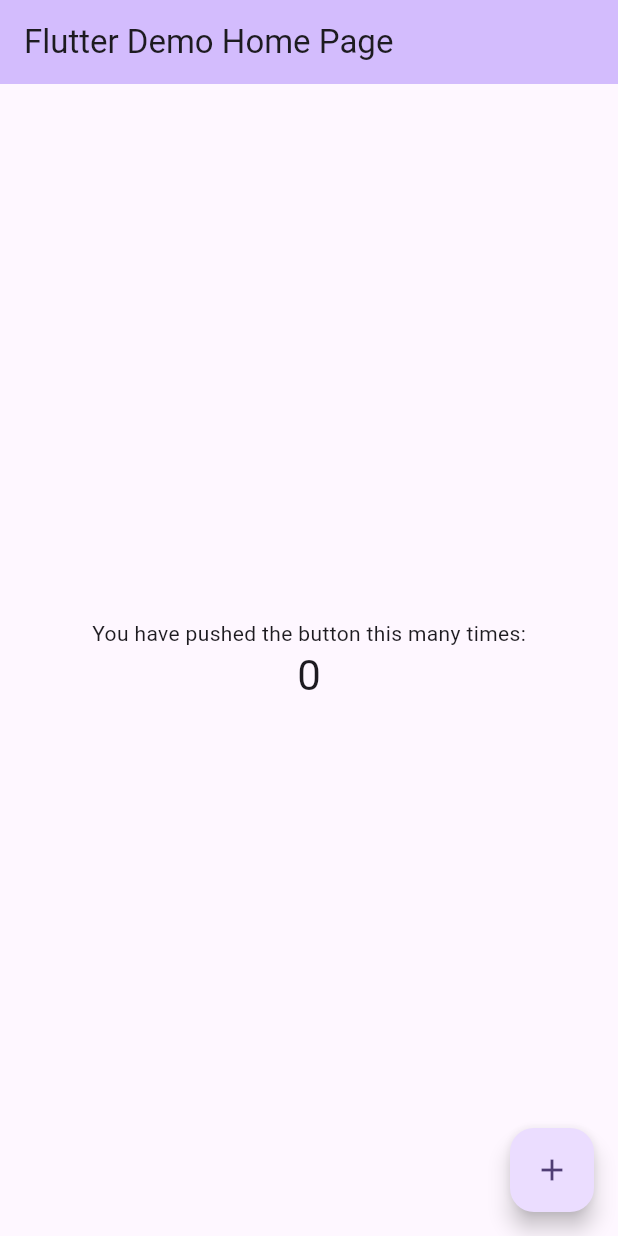
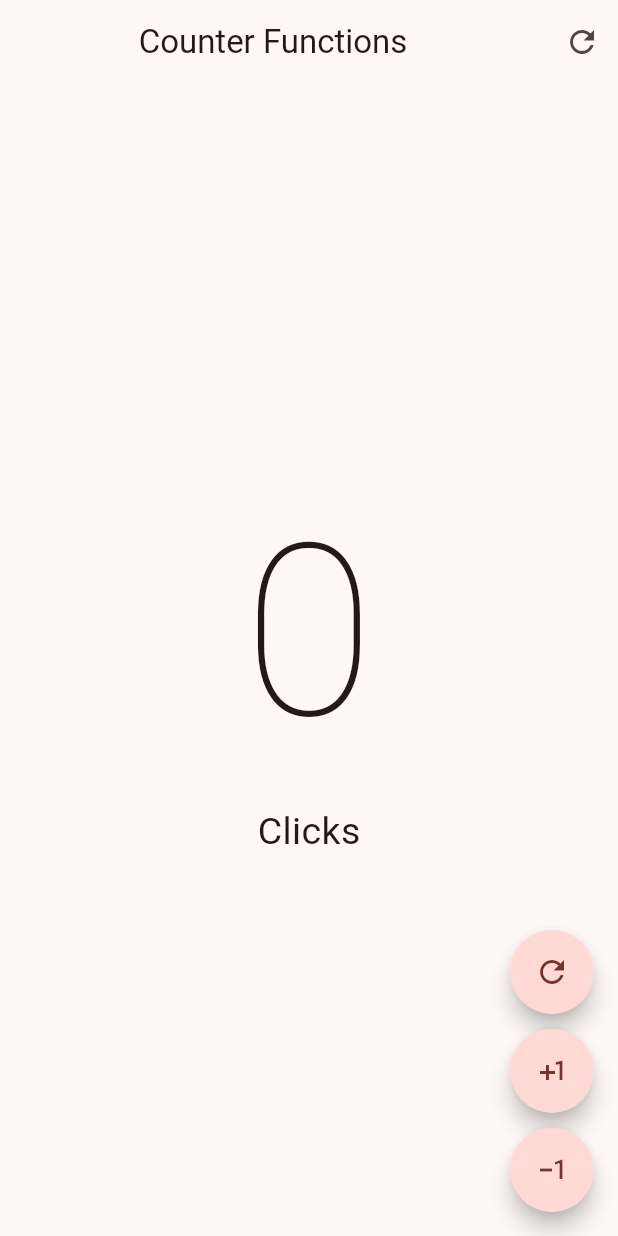
Before and after one commit to PePeWee07/Projects_Flutter, a Flutter app: the screen it shows after launch, on a phone screen of 412 x 824 dp. Run offline on Flutter 3.47's test engine with Material 3 defaults, Android fonts, the phone set to English and light mode, and no system bars; our stand-ins replace animate_do, dio, video_player.

Commit message:
counter + hello world

```diff
--- a/Projects_Flutter/hello_wolrd_app_2/lib/main.dart
+++ b/Projects_Flutter/hello_wolrd_app_2/lib/main.dart
@@ -1,125 +1,23 @@
 import 'package:flutter/material.dart';
+import 'package:hello_wolrd_app_2/src/screens/counters/counter_functions_screen.dart';
+// import 'package:hello_wolrd_app_2/src/screens/counters/counter_screen.dart';
 
-void main() {
-  runApp(const MyApp());
+void main(){
+  runApp( const MyApp());
 }
 
-class MyApp extends StatelessWidget {
-  const MyApp({super.key});
+class MyApp extends StatelessWidget{
+   const MyApp({super.key});
 
-  // This widget is the root of your application.
   @override
   Widget build(BuildContext context) {
-    return MaterialApp(
-      title: 'Flutter Demo',
+    return  MaterialApp(
+      // home: Center(child: Text('Hello World', textDirection: TextDirection.rtl))
+      debugShowCheckedModeBanner: false,
+      home: const CounterFuntionsScreen(),
       theme: ThemeData(
-        // This is the theme of your application.
-        //
-        // TRY THIS: Try running your application with "flutter run". You'll see
-        // the application has a purple toolbar. Then, without quitting the app,
-        // try changing the seedColor in the colorScheme below to Colors.green
-        // and then invoke "hot reload" (save your changes or press the "hot
-        // reload" button in a Flutter-supported IDE, or press "r" if you used
-        // the command line to start the app).
-        //
-        // Notice that the counter didn't reset back to zero; the application
-        // state is not lost during the reload. To reset the state, use hot
-        // restart instead.
-        //
-        // This works for code too, not just values: Most code changes can be
-        // tested with just a hot reload.
-        colorScheme: ColorScheme.fromSeed(seedColor: Colors.deepPurple),
-        useMaterial3: true,
+        colorSchemeSeed: Colors.red,
       ),
-      home: const MyHomePage(title: 'Flutter Demo Home Page'),
     );
   }
 }
-
-class MyHomePage extends StatefulWidget {
-  const MyHomePage({super.key, required this.title});
-
-  // This widget is the home page of your application. It is stateful, meaning
-  // that it has a State object (defined below) that contains fields that affect
-  // how it looks.
-
-  // This class is the configuration for the state. It holds the values (in this
-  // case the title) provided by the parent (in this case the App widget) and
-  // used by the build method of the State. Fields in a Widget subclass are
-  // always marked "final".
-
-  final String title;
-
-  @override
-  State<MyHomePage> createState() => _MyHomePageState();
-}
-
-class _MyHomePageState extends State<MyHomePage> {
-  int _counter = 0;
-
-  void _incrementCounter() {
-    setState(() {
-      // This call to setState tells the Flutter framework that something has
-      // changed in this State, which causes it to rerun the build method below
-      // so that the display can reflect the updated values. If we changed
-      // _counter without calling setState(), then the build method would not be
-      // called again, and so nothing would appear to happen.
-      _counter++;
-    });
-  }
-
-  @override
-  Widget build(BuildContext context) {
-    // This method is rerun every time setState is called, for instance as done
-    // by the _incrementCounter method above.
-    //
-    // The Flutter framework has been optimized to make rerunning build methods
-    // fast, so that you can just rebuild anything that needs updating rather
-    // than having to individually change instances of widgets.
-    return Scaffold(
-      appBar: AppBar(
-        // TRY THIS: Try changing the color here to a specific color (to
-        // Colors.amber, perhaps?) and trigger a hot reload to see the AppBar
-        // change color while the other colors stay the same.
-        backgroundColor: Theme.of(context).colorScheme.inversePrimary,
-        // Here we take the value from the MyHomePage object that was created by
-        // the App.build method, and use it to set our appbar title.
-        title: Text(widget.title),
-      ),
-      body: Center(
-        // Center is a layout widget. It takes a single child and positions it
-        // in the middle of the parent.
-        child: Column(
-          // Column is also a layout widget. It takes a list of children and
-          // arranges them vertically. By default, it sizes itself to fit its
-          // children horizontally, and tries to be as tall as its parent.
-          //
-          // Column has various properties to control how it sizes itself and
-          // how it positions its children. Here we use mainAxisAlignment to
-          // center the children vertically; the main axis here is the vertical
-          // axis because Columns are vertical (the cross axis would be
-          // horizontal).
-          //
-          // TRY THIS: Invoke "debug painting" (choose the "Toggle Debug Paint"
-          // action in the IDE, or press "p" in the console), to see the
-          // wireframe for each widget.
-          mainAxisAlignment: MainAxisAlignment.center,
-          children: <Widget>[
-            const Text(
-              'You have pushed the button this many times:',
-            ),
-            Text(
-              '$_counter',
-              style: Theme.of(context).textTheme.headlineMedium,
-            ),
-          ],
-        ),
-      ),
-      floatingActionButton: FloatingActionButton(
-        onPressed: _incrementCounter,
-        tooltip: 'Increment',
-        child: const Icon(Icons.add),
-      ), // This trailing comma makes auto-formatting nicer for build methods.
-    );
-  }
-}
--- /dev/null
+++ b/Projects_Flutter/hello_wolrd_app_2/lib/src/screens/counters/counter_functions_screen.dart
@@ -0,0 +1,82 @@
+import 'package:flutter/material.dart';
+
+class CounterFuntionsScreen extends StatefulWidget {
+  const CounterFuntionsScreen({super.key});
+
+  @override
+  State<CounterFuntionsScreen> createState() => _CounterFuntionsScreenState();
+}
+
+class _CounterFuntionsScreenState extends State<CounterFuntionsScreen> {
+  int clickCounter = 0;
+
+  @override
+  Widget build(BuildContext context) {
+    return Scaffold(
+        appBar: AppBar(
+          title: const Center(child: Text('Counter Functions')),
+          actions: [
+            IconButton(
+              onPressed: () {
+                clickCounter = 0;
+                setState(() {});
+              },
+              icon: const Icon(Icons.refresh),
+            ),
+          ],
+        ),
+        body: Center(
+          child: Column(
+            mainAxisAlignment: MainAxisAlignment.center,
+            children: [
+              Text(
+                '$clickCounter',
+                style:
+                    const TextStyle(fontSize: 160, fontWeight: FontWeight.w100),
+              ),
+              Text('Click${clickCounter == 1 ? '' : 's'}',
+                  style: const TextStyle(fontSize: 25)),
+            ],
+          ),
+        ),
+        floatingActionButton: Column(
+          mainAxisAlignment: MainAxisAlignment.end,
+          children: [
+            CustomButton(icon: Icons.refresh_outlined, onPressed: () {
+              clickCounter = 0;
+              setState(() {});
+            },),
+            const SizedBox(height: 10),
+            CustomButton(icon: Icons.plus_one, onPressed: () {
+              clickCounter++;
+              setState(() {});
+            },),
+            const SizedBox(height: 10),
+            CustomButton(icon: Icons.exposure_minus_1, onPressed: () {
+              if(clickCounter == 0) return;
+              clickCounter--;
+              setState(() {});
+            },),
+          ],
+        ));
+  }
+}
+
+class CustomButton extends StatelessWidget {
+
+  final IconData icon;
+  final VoidCallback? onPressed;
+
+  const CustomButton({
+    super.key, required this.icon, this.onPressed
+  });
+
+  @override
+  Widget build(BuildContext context) {
+    return FloatingActionButton(
+      shape: const StadiumBorder(),
+      onPressed: onPressed,
+      child: Icon(icon),
+    );
+  }
+}
```
Also changed, not shown: Projects_Flutter/hello_wolrd_app_2/lib/src/screens/counters/counter_screen.dart (added, +39 -0 lines).
